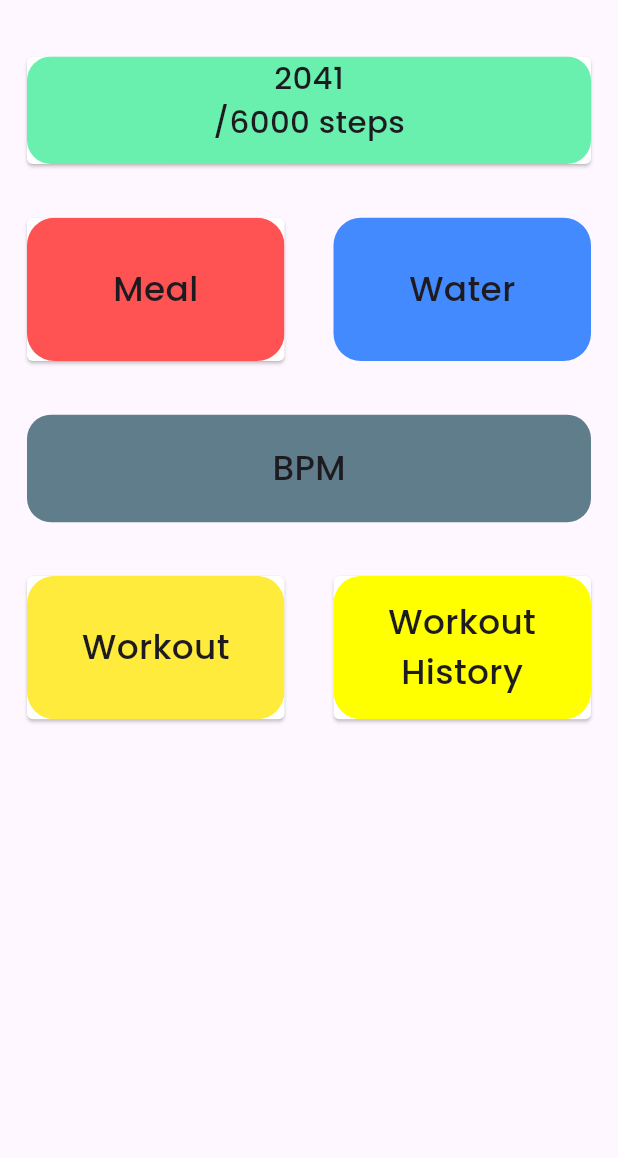
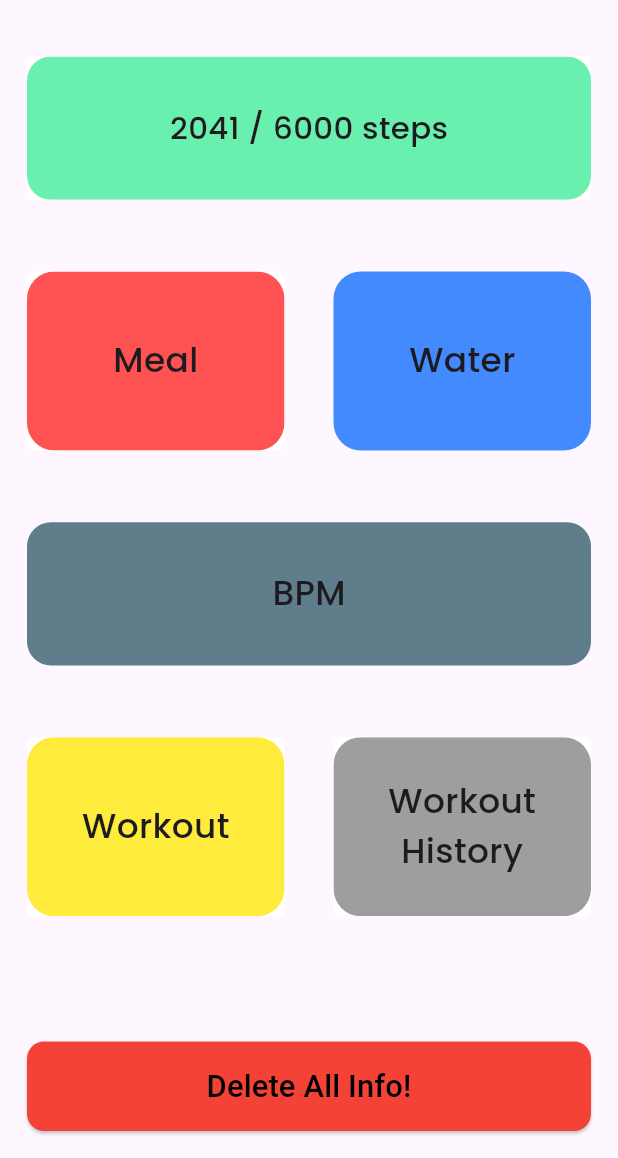
Before and after one commit to HatemReda7/CodeAlpha_Fitness_Tracker_App, a Flutter app: the screen it shows after launch, on a phone screen of 412 x 824 dp, the part 78-1236 px from its top. Run offline on Flutter 3.47's test engine with Material 3 defaults, Android fonts, the phone set to English and light mode, and no system bars; our stand-ins replace cloud_firestore, firebase_core, flutter_screenutil, google_fonts, shared_preferences; accounts and stored records are empty.

Commit message:
added delete all info button to homescreen and edited some overall UI

```diff
--- a/lib/Layout/home_screen.dart
+++ b/lib/Layout/home_screen.dart
@@ -1,20 +1,25 @@
 import 'package:animations/animations.dart';
-import 'package:codealpha_fitness_tracker_app/Screens/Meal%20Tracker%20Screen/meal_tracker_screen.dart';
-import 'package:codealpha_fitness_tracker_app/Screens/Step%20Tracking%20Screen/steps_tracker_screen.dart';
-import 'package:codealpha_fitness_tracker_app/Screens/Workout%20History%20Screen/workout_history_screen.dart';
-import 'package:codealpha_fitness_tracker_app/Screens/Workout%20Screen/workout_screen.dart';
 import 'package:flutter/material.dart';
 import 'package:flutter_screenutil/flutter_screenutil.dart';
 import 'package:google_fonts/google_fonts.dart';
 import 'package:provider/provider.dart';
+import '../Provider/my_provider.dart';
+import '../Screens/Meal Tracker Screen/meal_tracker_screen.dart';
+import '../Screens/Step Tracking Screen/steps_tracker_screen.dart';
+import '../Screens/Workout History Screen/workout_history_screen.dart';
+import '../Screens/Workout Screen/workout_screen.dart';
+import '../Shared/Constants/delete_all_info_button.dart';
 
-import '../Provider/my_provider.dart';
-
-class HomeScreen extends StatelessWidget {
+class HomeScreen extends StatefulWidget {
   static const String routeName = "HomeScreen";
 
   const HomeScreen({super.key});
 
+  @override
+  State<HomeScreen> createState() => _HomeScreenState();
+}
+
+class _HomeScreenState extends State<HomeScreen> {
   @override
   Widget build(BuildContext context) {
     var pro = Provider.of<MyProvider>(context);
@@ -34,39 +39,32 @@ class HomeScreen extends StatelessWidget {
           crossAxisAlignment: CrossAxisAlignment.stretch,
           children: [
             OpenContainer(
+              closedElevation: 0,
               closedBuilder: (context, action) => Container(
                 decoration: BoxDecoration(
                   color: Colors.greenAccent,
                   borderRadius: BorderRadius.circular(16),
                 ),
                 alignment: Alignment.center,
-                height: 60.h,
-                child: Column(
-                  children: [
-                    Text(
-                      "2041",
+                height: 80.h,
+                child: Text(
+                  "2041 / ${pro.stepsCounter} steps",
                   style: GoogleFonts.poppins(
                       fontSize: 18.sp, fontWeight: FontWeight.w500),
-                    ),
-                    Text(
-                      "/${pro.stepsCounter} steps",
-                      style: GoogleFonts.poppins(
-                          fontSize: 18.sp, fontWeight: FontWeight.w500),
-                    )
-                  ],
                 ),
               ),
               openBuilder: (context, action) => const StepsDetailsScreen(),
             ),
             SizedBox(
-              height: 30.h,
+              height: 40.h,
             ),
             Row(
               mainAxisAlignment: MainAxisAlignment.spaceBetween,
               children: [
                 OpenContainer(
+                    closedElevation: 0,
                     closedBuilder: (context, action) => Container(
-                          height: 80.h,
+                          height: 100.h,
                           width: 150.w,
                           alignment: Alignment.center,
                           decoration: BoxDecoration(
@@ -81,7 +79,7 @@ class HomeScreen extends StatelessWidget {
                     openBuilder: (context, action) =>
                         const MealTrackerScreen()),
                 Container(
-                  height: 80.h,
+                  height: 100.h,
                   width: 150.w,
                   alignment: Alignment.center,
                   decoration: BoxDecoration(
@@ -96,7 +94,7 @@ class HomeScreen extends StatelessWidget {
               ],
             ),
             SizedBox(
-              height: 30.h,
+              height: 40.h,
             ),
             Container(
               decoration: BoxDecoration(
@@ -104,7 +102,7 @@ class HomeScreen extends StatelessWidget {
                 borderRadius: BorderRadius.circular(16),
               ),
               alignment: Alignment.center,
-              height: 60.h,
+              height: 80.h,
               child: Text(
                 "BPM",
                 style: GoogleFonts.poppins(
@@ -112,14 +110,15 @@ class HomeScreen extends StatelessWidget {
               ),
             ),
             SizedBox(
-              height: 30.h,
+              height: 40.h,
             ),
             Row(
               mainAxisAlignment: MainAxisAlignment.spaceBetween,
               children: [
                 OpenContainer(
+                    closedElevation: 0,
                     closedBuilder: (context, action) => Container(
-                          height: 80.h,
+                          height: 100.h,
                           width: 150.w,
                           alignment: Alignment.center,
                           decoration: BoxDecoration(
@@ -133,12 +132,13 @@ class HomeScreen extends StatelessWidget {
                         ),
                     openBuilder: (context, action) => const WorkoutScreen()),
                 OpenContainer(
+                    closedElevation: 0,
                     closedBuilder: (context, action) => Container(
-                      height: 80.h,
+                          height: 100.h,
                           width: 150.w,
                           alignment: Alignment.center,
                           decoration: BoxDecoration(
-                          color: Colors.yellowAccent,
+                              color: Colors.grey,
                               borderRadius: BorderRadius.circular(16.r)),
                           child: Text(
                             "Workout History",
@@ -147,9 +147,12 @@ class HomeScreen extends StatelessWidget {
                             textAlign: TextAlign.center,
                           ),
                         ),
-                    openBuilder: (context, action) => const WorkoutHistoryScreen()),
+                    openBuilder: (context, action) =>
+                        const WorkoutHistoryScreen()),
               ],
             ),
+            const Spacer(),
+            const DeleteAllInfoButton()
           ],
         ),
       ),
--- a/lib/Screens/Meal Tracker Screen/meal_item.dart
+++ b/lib/Screens/Meal Tracker Screen/meal_item.dart
@@ -15,7 +15,7 @@ class MealItem extends StatelessWidget {
     return Container(
       padding: EdgeInsets.all(16.r),
       margin: EdgeInsets.all(16.r),
-      decoration: BoxDecoration(borderRadius: BorderRadius.circular(12.r),color: Colors.blueGrey),
+      decoration: BoxDecoration(borderRadius: BorderRadius.circular(12.r),color: Colors.grey),
       child: Row(
         children: [
           Column(
--- /dev/null
+++ b/lib/Shared/Constants/delete_all_info_button.dart
@@ -0,0 +1,94 @@
+import 'package:flutter/material.dart';
+import 'package:flutter_screenutil/flutter_screenutil.dart';
+import 'package:google_fonts/google_fonts.dart';
+import 'package:provider/provider.dart';
+import '../../Provider/my_provider.dart';
+import '../FireBase/firebase_functions.dart';
+
+class DeleteAllInfoButton extends StatelessWidget {
+  const DeleteAllInfoButton({super.key});
+
+  @override
+  Widget build(BuildContext context) {
+    var pro = Provider.of<MyProvider>(context);
+    return ElevatedButton(
+        onPressed: () {
+          showDialog(
+            context: context,
+            builder: (context) {
+              return Scaffold(
+                backgroundColor: Colors.transparent,
+                body: Center(
+                  child: Container(
+                    height: 90.h,
+                    width: 250.w,
+                    color: Colors.white,
+                    child: Column(
+                      mainAxisAlignment: MainAxisAlignment.start,
+                      crossAxisAlignment: CrossAxisAlignment.center,
+                      children: [
+                        Padding(
+                          padding: EdgeInsets.all(16.0.r),
+                          child: Text(
+                            "Are you sure you want to delete all Info?",
+                            textAlign: TextAlign.center,style: GoogleFonts.poppins(
+                              fontSize: 12.sp, fontWeight: FontWeight.w500),),
+                        ),
+                        Row(
+                          mainAxisAlignment: MainAxisAlignment.spaceAround,
+                          children: [
+                            Expanded(
+                              child: InkWell(
+                                onTap: () {
+                                  FirebaseFunctions.deleteWorkoutHistory();
+                                  FirebaseFunctions.deleteMealHistory();
+                                  pro.stepsCounter = "6000";
+                                  Navigator.pop(context);
+                                },
+                                child: Container(
+                                    height: 25.815.h,
+                                    alignment: Alignment.center,
+                                    color: Colors.blue,
+                                    child: Text(
+                                      "Yes!",
+                                      style:  GoogleFonts.poppins(fontWeight: FontWeight.w500),
+                                    )),
+                              ),
+                            ),
+                            Expanded(
+                              child: InkWell(
+                                onTap: () {
+                                  Navigator.pop(context);
+                                },
+                                child: Container(
+                                    height: 25.815.h,
+                                    alignment: Alignment.center,
+                                    color: Colors.red,
+                                    child: Text(
+                                        "No!",
+                                        style: GoogleFonts.poppins(fontWeight: FontWeight.w500)
+                                    )),
+                              ),
+                            ),
+                          ],
+                        )
+                      ],
+                    ),
+                  ),
+                ),
+              );
+            },
+          );
+        },
+        style: ButtonStyle(
+            backgroundColor:
+            const MaterialStatePropertyAll(Colors.red),
+            fixedSize: MaterialStatePropertyAll(Size(200.w, 50.h)),
+            shape: MaterialStatePropertyAll(RoundedRectangleBorder(
+                borderRadius: BorderRadius.circular(10.r)))),
+        child: Text(
+          "Delete All Info!",
+          style: TextStyle(fontSize: 18.sp, color: Colors.black),
+        ));
+  }
+}
```
Lines whose indentation alone changed are shown as unchanged.
